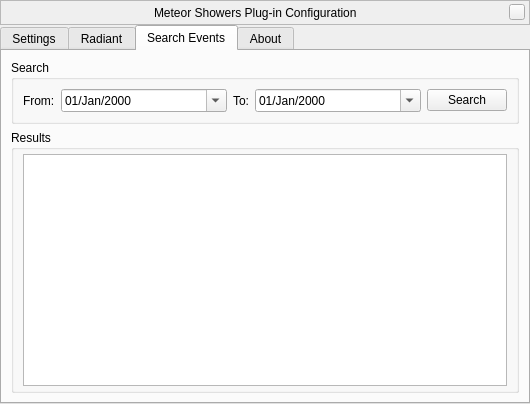
The window that plugins/MeteorShowers/src/gui/MSConfigDialog.ui (519984307/stellarium_src) describes before a commit, drawn with Qt 5.
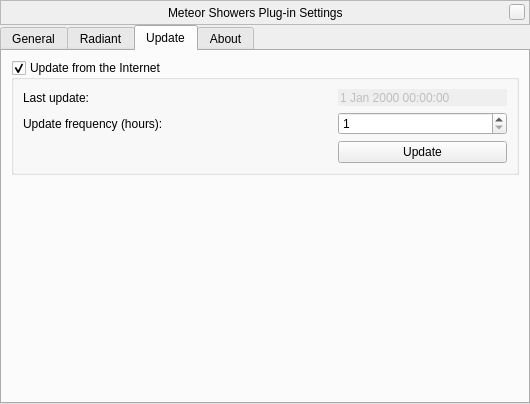
The same window after the commit. The open tabs and pages were chosen to show the change. Custom widgets are drawn as their Qt base class.

Commit message: implementing the 'MSConfigDialog' (WIP)

The edit to the form file:
```diff
--- a/plugins/MeteorShowers/src/gui/MSConfigDialog.ui
+++ b/plugins/MeteorShowers/src/gui/MSConfigDialog.ui
@@ -90,7 +90,7 @@
       <item>
        <widget class="QLabel" name="stelWindowTitle">
         <property name="text">
-         <string>Meteor Showers Plug-in Configuration</string>
+         <string>Meteor Showers Plug-in Settings</string>
         </property>
        </widget>
       </item>
@@ -142,116 +142,9 @@
      </property>
      <widget class="QWidget" name="settingsTab">
       <attribute name="title">
-       <string>Settings</string>
+       <string>General</string>
       </attribute>
       <layout class="QVBoxLayout" name="verticalLayout_3">
-       <item>
-        <widget class="QGroupBox" name="internetUpdates">
-         <property name="title">
-          <string>Update data from Internet</string>
-         </property>
-         <property name="flat">
-          <bool>true</bool>
-         </property>
-         <property name="checkable">
-          <bool>true</bool>
-         </property>
-         <property name="checked">
-          <bool>true</bool>
-         </property>
-         <layout class="QVBoxLayout" name="verticalLayout_12">
-          <item>
-           <layout class="QGridLayout" name="gridLayout">
-            <item row="0" column="0">
-             <widget class="QLabel" name="lastUpdateLabel">
-              <property name="text">
-               <string>Last update:</string>
-              </property>
-             </widget>
-            </item>
-            <item row="0" column="2">
-             <widget class="QDateTimeEdit" name="lastUpdateDateTimeEdit">
-              <property name="enabled">
-               <bool>false</bool>
-              </property>
-              <property name="sizePolicy">
-               <sizepolicy hsizetype="MinimumExpanding" vsizetype="Fixed">
-                <horstretch>0</horstretch>
-                <verstretch>0</verstretch>
-               </sizepolicy>
-              </property>
-              <property name="frame">
-               <bool>false</bool>
-              </property>
-              <property name="buttonSymbols">
-               <enum>QAbstractSpinBox::NoButtons</enum>
-              </property>
-             </widget>
-            </item>
-            <item row="1" column="0">
-             <widget class="QLabel" name="updateFrequencyLabel">
-              <property name="text">
-               <string>Update frequency (hours):</string>
-              </property>
-             </widget>
-            </item>
-            <item row="1" column="2">
-             <widget class="QSpinBox" name="updateFrequencySpinBox">
-              <property name="sizePolicy">
-               <sizepolicy hsizetype="MinimumExpanding" vsizetype="Fixed">
-                <horstretch>0</horstretch>
-                <verstretch>0</verstretch>
-               </sizepolicy>
-              </property>
-              <property name="minimum">
-               <number>1</number>
-              </property>
-              <property name="maximum">
-               <number>9999</number>
-              </property>
-              <property name="value">
-               <number>1</number>
-              </property>
-             </widget>
-            </item>
-            <item row="2" column="0">
-             <widget class="QLabel" name="nextUpdateLabel">
-              <property name="text">
-               <string>[next update info]</string>
-              </property>
-             </widget>
-            </item>
-            <item row="2" column="1">
-             <spacer name="horizontalSpacer">
-              <property name="orientation">
-               <enum>Qt::Horizontal</enum>
-              </property>
-              <property name="sizeHint" stdset="0">
-               <size>
-                <width>17</width>
-                <height>20</height>
-               </size>
-              </property>
-             </spacer>
-            </item>
-            <item row="2" column="2">
-             <widget class="QPushButton" name="updateButton">
-              <property name="sizePolicy">
-               <sizepolicy hsizetype="MinimumExpanding" vsizetype="Fixed">
-                <horstretch>0</horstretch>
-                <verstretch>0</verstretch>
-               </sizepolicy>
-              </property>
-              <property name="text">
-               <string>Update now</string>
-              </property>
-             </widget>
-            </item>
-           </layout>
-          </item>
-         </layout>
-        </widget>
-       </item>
        <item>
         <widget class="QGroupBox" name="displayMeteorShowerBox">
          <property name="toolTip">
@@ -579,140 +472,128 @@
      </widget>
      <widget class="QWidget" name="eventsTab">
       <attribute name="title">
-       <string>Search Events</string>
+       <string>Update</string>
       </attribute>
       <layout class="QVBoxLayout" name="verticalLayout">
        <item>
-        <widget class="QGroupBox" name="search">
-         <property name="maximumSize">
+        <widget class="QGroupBox" name="enableUpdates">
+         <property name="title">
+          <string>Update from the Internet</string>
+         </property>
+         <property name="flat">
+          <bool>true</bool>
+         </property>
+         <property name="checkable">
+          <bool>true</bool>
+         </property>
+         <property name="checked">
+          <bool>true</bool>
+         </property>
+         <layout class="QVBoxLayout" name="verticalLayout_12">
+          <item>
+           <layout class="QGridLayout" name="gridLayout">
+            <item row="0" column="2">
+             <widget class="QDateTimeEdit" name="lastUpdate">
+              <property name="enabled">
+               <bool>false</bool>
+              </property>
+              <property name="sizePolicy">
+               <sizepolicy hsizetype="MinimumExpanding" vsizetype="Fixed">
+                <horstretch>0</horstretch>
+                <verstretch>0</verstretch>
+               </sizepolicy>
+              </property>
+              <property name="frame">
+               <bool>false</bool>
+              </property>
+              <property name="buttonSymbols">
+               <enum>QAbstractSpinBox::NoButtons</enum>
+              </property>
+             </widget>
+            </item>
+            <item row="1" column="0">
+             <widget class="QLabel" name="lUpdateFrequency">
+              <property name="text">
+               <string>Update frequency (hours):</string>
+              </property>
+             </widget>
+            </item>
+            <item row="1" column="2">
+             <widget class="QSpinBox" name="updateFrequency">
+              <property name="sizePolicy">
+               <sizepolicy hsizetype="MinimumExpanding" vsizetype="Fixed">
+                <horstretch>0</horstretch>
+                <verstretch>0</verstretch>
+               </sizepolicy>
+              </property>
+              <property name="minimum">
+               <number>1</number>
+              </property>
+              <property name="maximum">
+               <number>9999</number>
+              </property>
+              <property name="value">
+               <number>1</number>
+              </property>
+             </widget>
+            </item>
+            <item row="2" column="0">
+             <widget class="QLabel" name="lNextUpdate">
+              <property name="text">
+               <string/>
+              </property>
+             </widget>
+            </item>
+            <item row="2" column="1">
+             <spacer name="horizontalSpacer">
+              <property name="orientation">
+               <enum>Qt::Horizontal</enum>
+              </property>
+              <property name="sizeHint" stdset="0">
+               <size>
+                <width>17</width>
+                <height>20</height>
+               </size>
+              </property>
+             </spacer>
+            </item>
+            <item row="2" column="2">
+             <widget class="QPushButton" name="bUpdate">
+              <property name="sizePolicy">
+               <sizepolicy hsizetype="MinimumExpanding" vsizetype="Fixed">
+                <horstretch>0</horstretch>
+                <verstretch>0</verstretch>
+               </sizepolicy>
+              </property>
+              <property name="text">
+               <string>Update</string>
+              </property>
+             </widget>
+            </item>
+            <item row="0" column="0">
+             <widget class="QLabel" name="lLastUpdate">
+              <property name="text">
+               <string>Last update:</string>
+              </property>
+             </widget>
+            </item>
+           </layout>
+          </item>
+         </layout>
+        </widget>
+       </item>
+       <item>
+        <spacer name="verticalSpacer_31">
+         <property name="orientation">
+          <enum>Qt::Vertical</enum>
+         </property>
+         <property name="sizeHint" stdset="0">
           <size>
-           <width>16777215</width>
-           <height>16777215</height>
+           <width>20</width>
+           <height>120</height>
           </size>
          </property>
-         <property name="title">
-          <string>Search</string>
-         </property>
-         <layout class="QHBoxLayout" name="horizontalLayout">
-          <item>
-           <widget class="QLabel" name="labelFrom">
-            <property name="text">
-             <string>From:</string>
-            </property>
-           </widget>
-          </item>
-          <item>
-           <widget class="QDateEdit" name="dateFrom">
-            <property name="sizePolicy">
-             <sizepolicy hsizetype="MinimumExpanding" vsizetype="Fixed">
-              <horstretch>0</horstretch>
-              <verstretch>0</verstretch>
-             </sizepolicy>
-            </property>
-            <property name="displayFormat">
-             <string>dd/MMM/yyyy</string>
-            </property>
-            <property name="calendarPopup">
-             <bool>true</bool>
-            </property>
-           </widget>
-          </item>
-          <item>
-           <widget class="QLabel" name="labelTo">
-            <property name="text">
-             <string>To:</string>
-            </property>
-           </widget>
-          </item>
-          <item>
-           <widget class="QDateEdit" name="dateTo">
-            <property name="sizePolicy">
-             <sizepolicy hsizetype="MinimumExpanding" vsizetype="Fixed">
-              <horstretch>0</horstretch>
-              <verstretch>0</verstretch>
-             </sizepolicy>
-            </property>
-            <property name="displayFormat">
-             <string>dd/MMM/yyyy</string>
-            </property>
-            <property name="calendarPopup">
-             <bool>true</bool>
-            </property>
-           </widget>
-          </item>
-          <item>
-           <widget class="QPushButton" name="searchButton">
-            <property name="text">
-             <string>Search</string>
-            </property>
-            <property name="checkable">
-             <bool>false</bool>
-            </property>
-            <property name="default">
-             <bool>false</bool>
-            </property>
-           </widget>
-          </item>
-         </layout>
-        </widget>
-       </item>
-       <item>
-        <widget class="QGroupBox" name="results">
-         <property name="title">
-          <string>Results</string>
-         </property>
-         <layout class="QVBoxLayout" name="verticalLayout_5">
-          <property name="topMargin">
-           <number>4</number>
-          </property>
-          <property name="bottomMargin">
-           <number>4</number>
-          </property>
-          <item>
-           <widget class="QTreeWidget" name="listEvents">
-            <property name="sizePolicy">
-             <sizepolicy hsizetype="Minimum" vsizetype="MinimumExpanding">
-              <horstretch>0</horstretch>
-              <verstretch>0</verstretch>
-             </sizepolicy>
-            </property>
-            <property name="minimumSize">
-             <size>
-              <width>0</width>
-              <height>100</height>
-             </size>
-            </property>
-            <property name="horizontalScrollBarPolicy">
-             <enum>Qt::ScrollBarAlwaysOff</enum>
-            </property>
-            <property name="editTriggers">
-             <set>QAbstractItemView::NoEditTriggers</set>
-            </property>
-            <property name="rootIsDecorated">
-             <bool>false</bool>
-            </property>
-            <property name="uniformRowHeights">
-             <bool>true</bool>
-            </property>
-            <property name="itemsExpandable">
-             <bool>false</bool>
-            </property>
-            <property name="sortingEnabled">
-             <bool>true</bool>
-            </property>
-            <property name="expandsOnDoubleClick">
-             <bool>false</bool>
-            </property>
-            <property name="columnCount">
-             <number>0</number>
-            </property>
-            <attribute name="headerShowSortIndicator" stdset="0">
-             <bool>true</bool>
-            </attribute>
-           </widget>
-          </item>
-         </layout>
-        </widget>
+        </spacer>
        </item>
       </layout>
      </widget>
```
Left out of the diff: 34 changed lines with no effect on the pictures. The commit also changes 4 other files.
